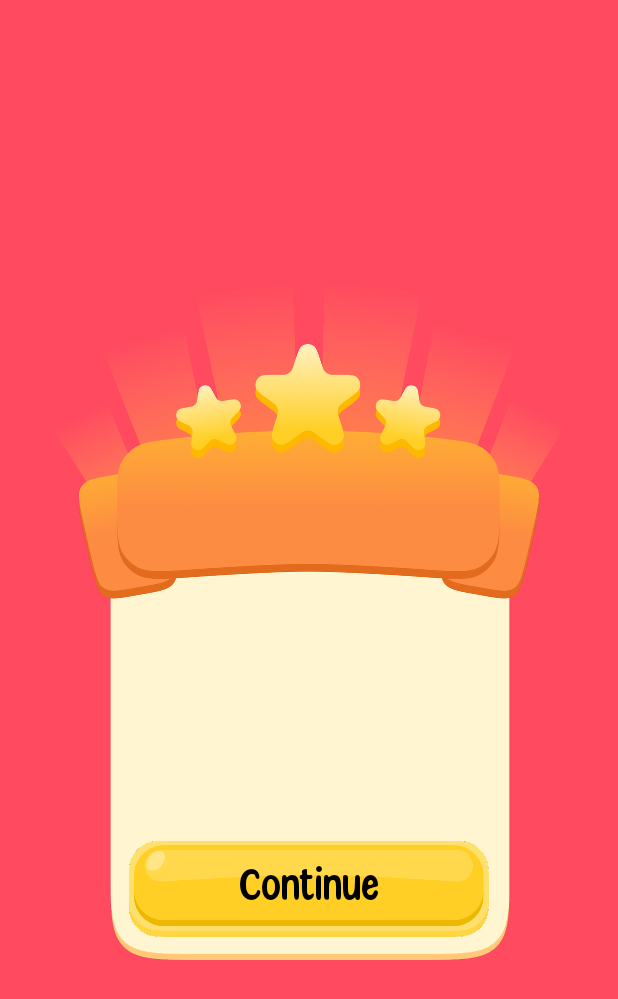
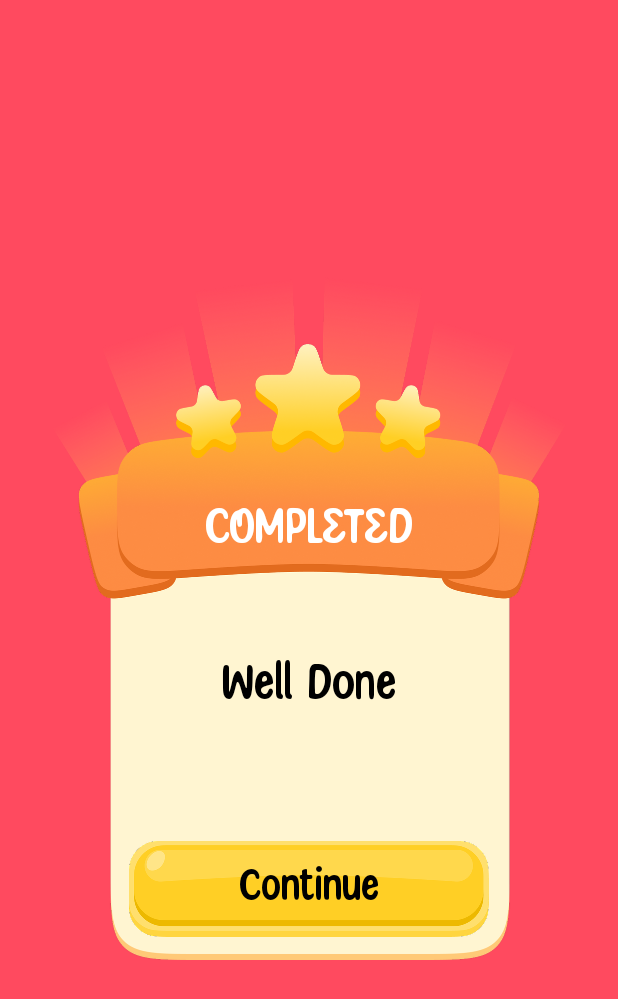
Before and after one commit to KawtarMes/SudokuApp, an Android app built with Jetpack Compose: the @Preview function ResultContent, on a phone screen of 412 x 824 dp. Shown: the top 999 px of the screen. Run offline under Robolectric (Android 15) with nearby library versions, the phone set to English and light mode, and no system bars; Roboto replaces fonts that are not available here.

```diff
--- a/app/src/main/java/com/example/sudoku/ui/result/ResultScreen.kt
+++ b/app/src/main/java/com/example/sudoku/ui/result/ResultScreen.kt
@@ -7,17 +7,22 @@ import androidx.compose.foundation.layout.Box
 import androidx.compose.foundation.layout.Column
 import androidx.compose.foundation.layout.fillMaxSize
 import androidx.compose.foundation.layout.padding
+import androidx.compose.material3.Text
 import androidx.compose.runtime.Composable
 import androidx.compose.ui.Alignment
 import androidx.compose.ui.Modifier
+import androidx.compose.ui.graphics.Color
 import androidx.compose.ui.res.painterResource
 import androidx.compose.ui.res.stringResource
+import androidx.compose.ui.text.style.TextAlign
 import androidx.compose.ui.tooling.preview.Preview
 import androidx.compose.ui.unit.dp
+import androidx.compose.ui.unit.sp
 import androidx.navigation.NavController
 import com.example.sudoku.R
 import com.example.sudoku.ui.composables.YellowButton
 import com.example.sudoku.ui.theme.ShRed
+import com.example.sudoku.ui.theme.SudokuFontFamily
 
 @Composable
 fun ResultScreen(navController: NavController) {
@@ -43,6 +48,26 @@ fun ResultContent() {
 
             )
 
+            Text(
+                text = "COMPLETED",
+                fontSize = 36.sp,
+                color = Color.White,
+                fontFamily = SudokuFontFamily,
+                textAlign = TextAlign.Center,
+                modifier = Modifier
+                    .padding(top = 150.dp)
+                    .align(Alignment.TopCenter)
+            )
+            Text(
+                text = "Well Done",
+                fontSize = 36.sp,
+                fontFamily = SudokuFontFamily,
+                textAlign = TextAlign.Center,
+                modifier = Modifier
+                    .padding(top = 90.dp)
+                    .align(Alignment.Center)
+            )
+
             YellowButton(
                 {},
                 text = stringResource(R.string.continue_button_text),
```
